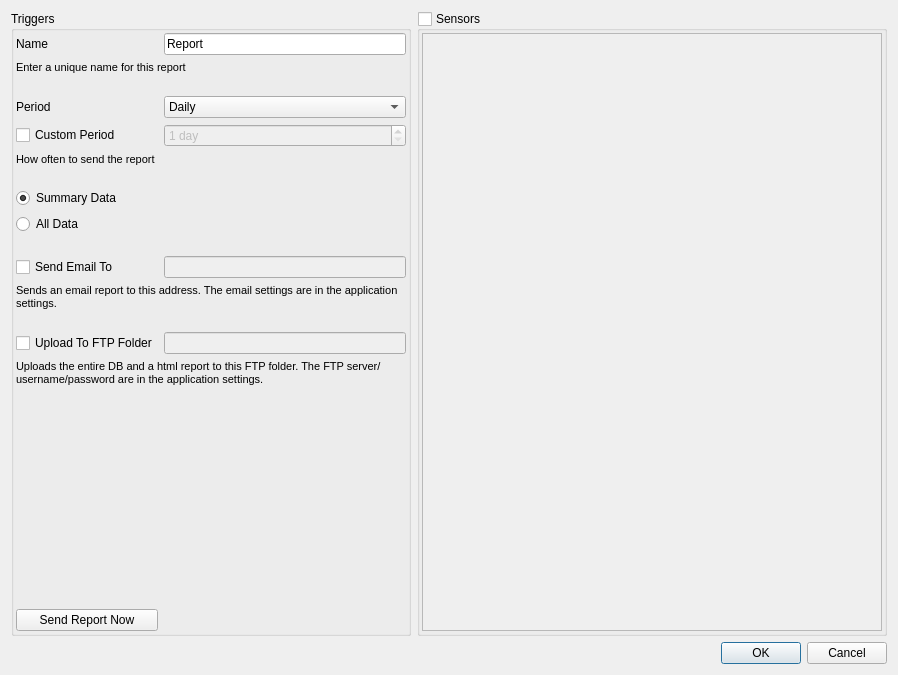
Old version of the form manager/src/ConfigureReportDialog.ui in the repository porkmarks/sense.
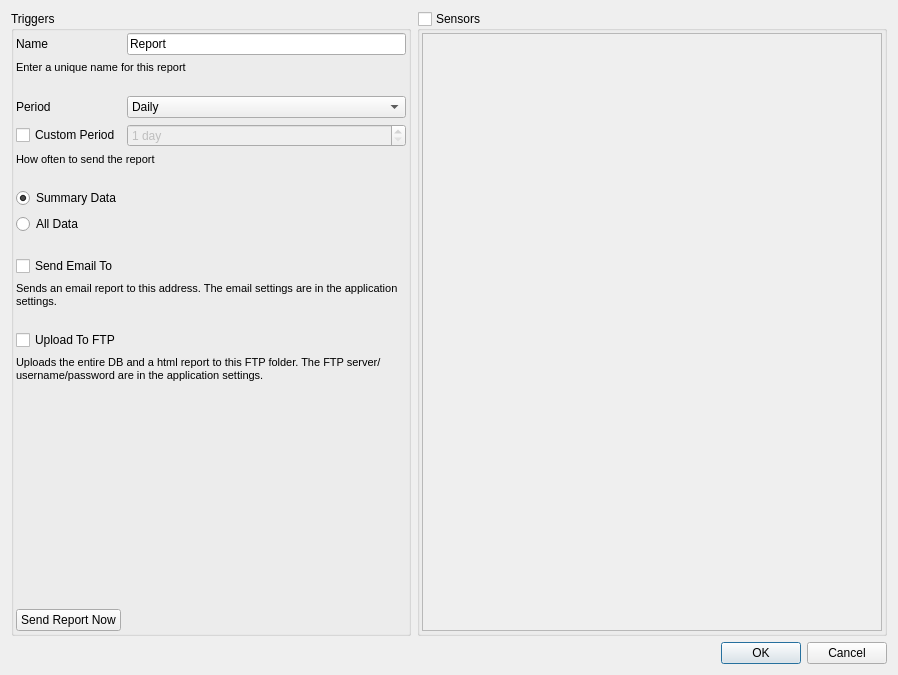
New version of the form. Icons and pictures are not drawn.

Patch:
```diff
--- a/manager/src/ConfigureReportDialog.ui
+++ b/manager/src/ConfigureReportDialog.ui
@@ -86,13 +86,6 @@
            </property>
           </widget>
          </item>
-         <item row="13" column="1">
-          <widget class="QLineEdit" name="ftpFolder">
-           <property name="enabled">
-            <bool>false</bool>
-           </property>
-          </widget>
-         </item>
          <item row="12" column="0">
           <spacer name="verticalSpacer_3">
            <property name="orientation">
@@ -153,17 +146,6 @@
            </property>
           </widget>
          </item>
-         <item row="10" column="0">
-          <widget class="QCheckBox" name="sendEmailAction">
-           <property name="text">
-            <string>Send Email To</string>
-           </property>
-           <property name="icon">
-            <iconset resource="../res/res.qrc">
-             <normaloff>:/icons/ui/email.png</normaloff>:/icons/ui/email.png</iconset>
-           </property>
-          </widget>
-         </item>
          <item row="3" column="1">
           <widget class="QComboBox" name="period">
            <item>
@@ -183,17 +165,6 @@
            </item>
           </widget>
          </item>
-         <item row="13" column="0">
-          <widget class="QCheckBox" name="uploadToFtpAction">
-           <property name="text">
-            <string>Upload To FTP Folder</string>
-           </property>
-           <property name="icon">
-            <iconset resource="../res/res.qrc">
-             <normaloff>:/icons/ui/ftp.png</normaloff>:/icons/ui/ftp.png</iconset>
-           </property>
-          </widget>
-         </item>
          <item row="4" column="0">
           <widget class="QCheckBox" name="useCustomPeriod">
            <property name="text">
@@ -252,13 +223,6 @@
            </property>
           </spacer>
          </item>
-         <item row="10" column="1">
-          <widget class="QLineEdit" name="emailRecipient">
-           <property name="enabled">
-            <bool>false</bool>
-           </property>
-          </widget>
-         </item>
          <item row="5" column="0" colspan="2">
           <widget class="QLabel" name="label_2">
            <property name="font">
@@ -301,6 +265,28 @@
            </property>
           </widget>
          </item>
+         <item row="10" column="0" colspan="2">
+          <widget class="QCheckBox" name="sendEmailAction">
+           <property name="text">
+            <string>Send Email To</string>
+           </property>
+           <property name="icon">
+            <iconset resource="../res/res.qrc">
+             <normaloff>:/icons/ui/email.png</normaloff>:/icons/ui/email.png</iconset>
+           </property>
+          </widget>
+         </item>
+         <item row="13" column="0" colspan="2">
+          <widget class="QCheckBox" name="uploadToFtpAction">
+           <property name="text">
+            <string>Upload To FTP</string>
+           </property>
+           <property name="icon">
+            <iconset resource="../res/res.qrc">
+             <normaloff>:/icons/ui/ftp.png</normaloff>:/icons/ui/ftp.png</iconset>
+           </property>
+          </widget>
+         </item>
         </layout>
        </widget>
       </item>
```
Left out of the diff: 34 changed lines with no effect on the pictures.
